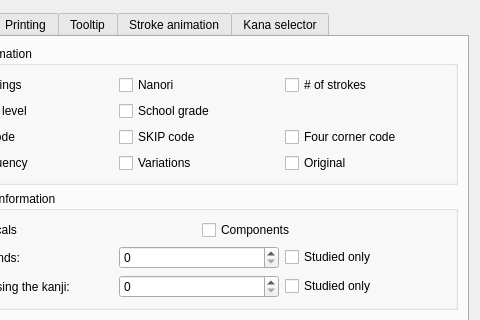
Qt form src/gui/kanjidic2/Kanjidic2Preferences.ui (Gnurou/tagainijisho) before a commit; both pictures show x 82 to 562 and y 0 to 320 of the 562 by 484 pixel window.
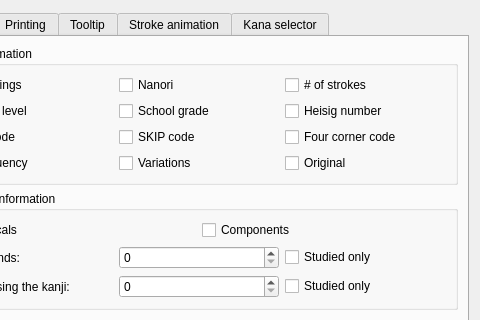
The same form after that commit. Icons and pictures are not drawn.

Commit message: Parse heisig number from kanjidic and display in kanji view

Patch:
```diff
--- a/src/gui/kanjidic2/Kanjidic2Preferences.ui
+++ b/src/gui/kanjidic2/Kanjidic2Preferences.ui
@@ -93,6 +93,13 @@
             </property>
            </widget>
           </item>
+          <item row="1" column="2">
+           <widget class="QCheckBox" name="showHeisig">
+            <property name="text">
+             <string>Heisig number</string>
+            </property>
+           </widget>
+          </item>
           <item row="1" column="0">
            <widget class="QCheckBox" name="showJLPT">
             <property name="text">
```
Left out of the diff: 9 changed lines with no effect on the pictures. The commit also changes 10 other files.
